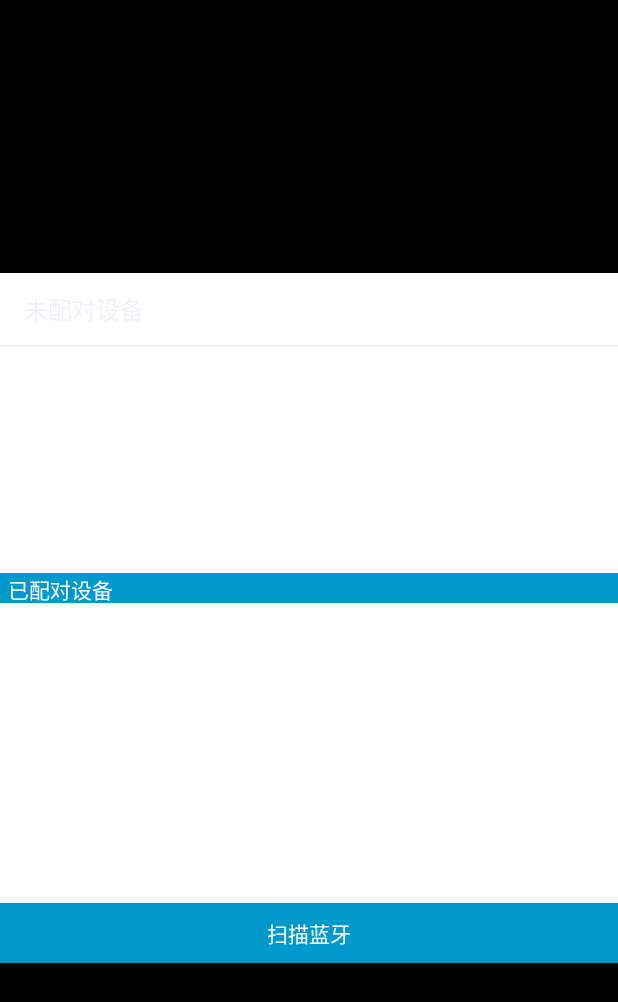
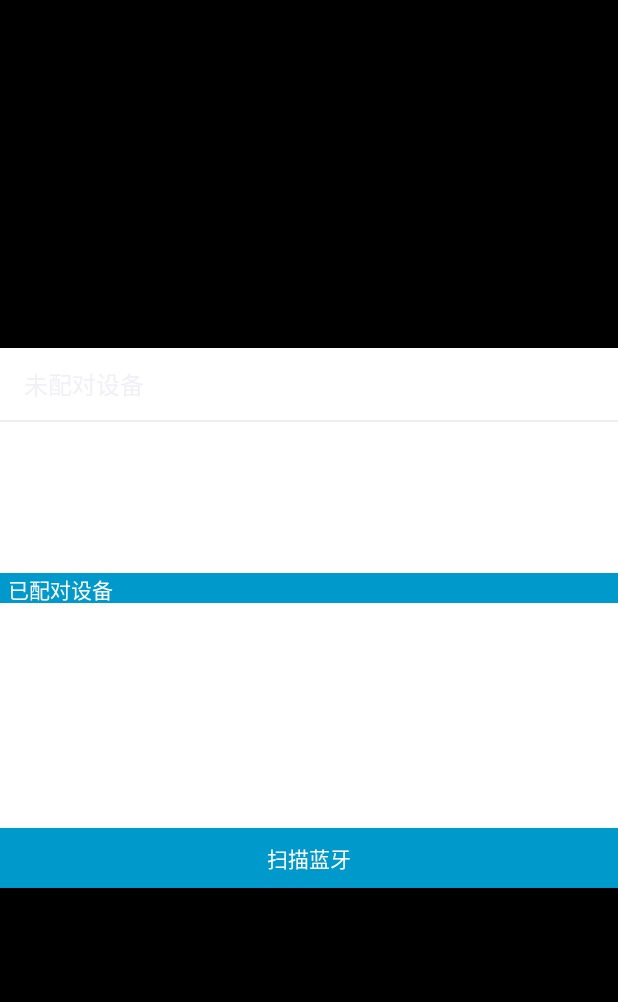
Before and after one commit to Yanwei-Tim/BTPrinter_UI, an Android app: the DeviceListActivity screen opened directly, with no data from a screen before it, on a phone screen of 412 x 824 dp. Shown: the top 1002 px of the screen. Run offline under Robolectric (Android 15) with nearby library versions, the phone set to English and light mode, and no system bars.

Commit message:
opt bt list layout.

```diff
--- a/app/src/main/res/layout/activity_devicelist.xml
+++ b/app/src/main/res/layout/activity_devicelist.xml
@@ -23,7 +23,7 @@
         <ListView
             android:id="@+id/paired_devices"
             android:layout_width="match_parent"
-            android:layout_height="200dp"
+            android:layout_height="150dp"
             android:layout_weight="1"
             android:stackFromBottom="false" />
         <!-- 扫描出来没有经过配对的设备 -->
@@ -40,7 +40,7 @@
         <ListView
             android:id="@+id/new_devices"
             android:layout_width="match_parent"
-            android:layout_height="200dp"
+            android:layout_height="150dp"
             android:layout_weight="2"
             android:stackFromBottom="false" />
 
```
